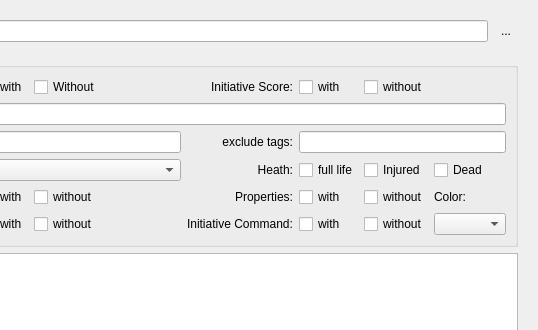
Above: src/libraries/rwidgets/docks/antagonistboard.ui from Rolisteam/rolisteam before the change; both pictures show x 119 to 657 and y 0 to 330 of the 657 by 893 pixel window. Below: the same form after it.
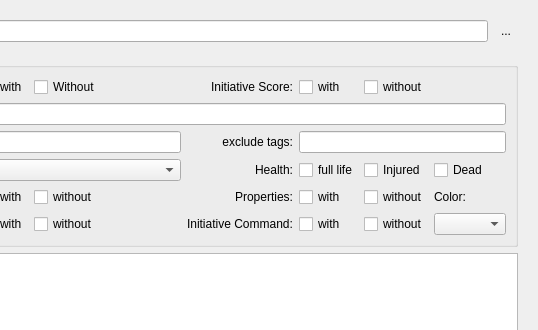
That is the form after the change. Icons and pictures are not drawn. Custom widgets are drawn as their Qt base class.

The edit to the form file:
```diff
--- a/src/libraries/rwidgets/docks/antagonistboard.ui
+++ b/src/libraries/rwidgets/docks/antagonistboard.ui
@@ -158,7 +158,7 @@
           <item row="3" column="8">
            <widget class="QLabel" name="label_17">
             <property name="text">
-             <string>Heath:</string>
+             <string>Health:</string>
             </property>
             <property name="alignment">
              <set>Qt::AlignRight|Qt::AlignTrailing|Qt::AlignVCenter</set>
```
Left out of the diff: 2 changed lines with no effect on the pictures.
